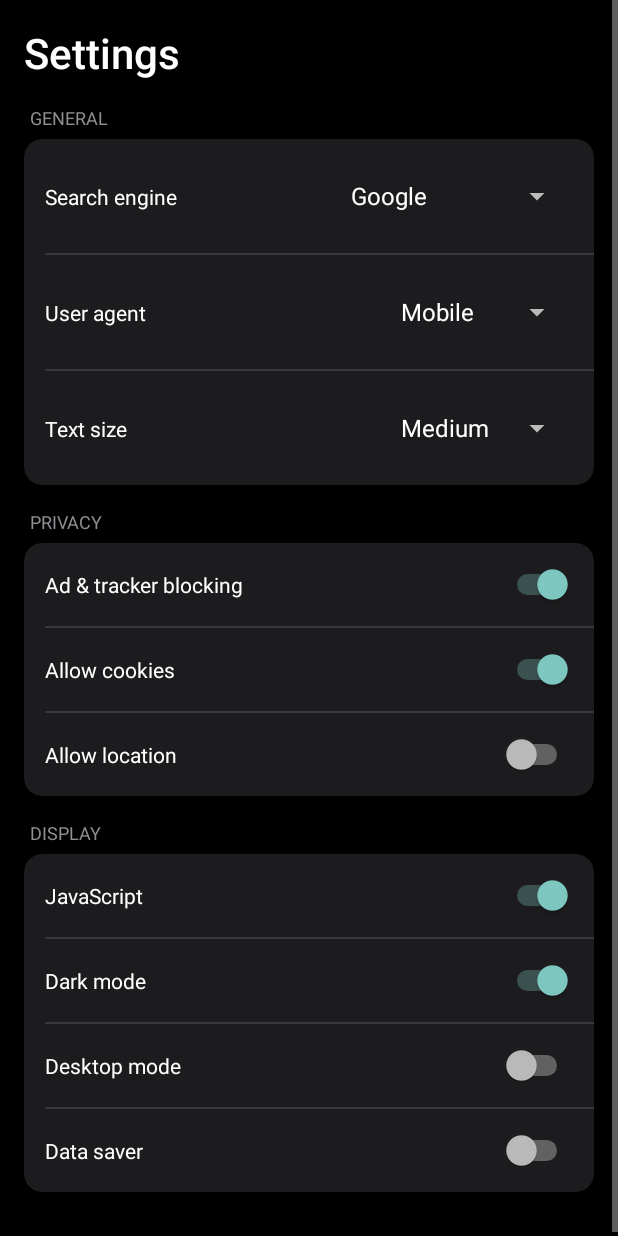
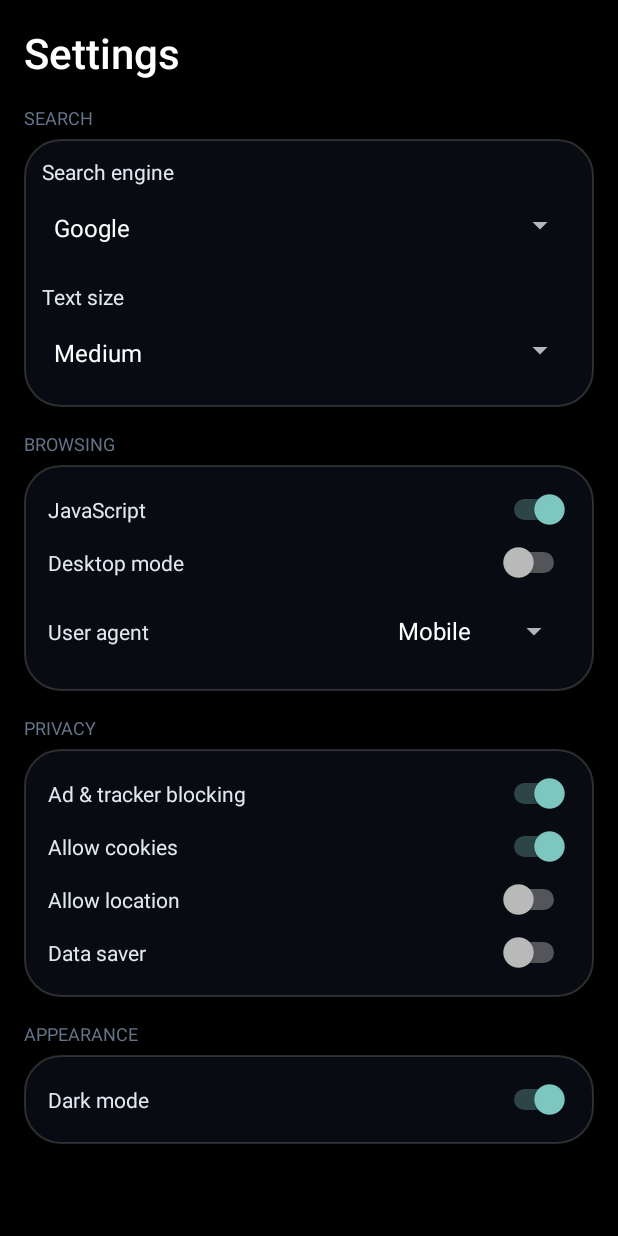
Before and after one commit to Rezerox39/ascii-tab-browser, an Android app: the SettingsActivity screen opened directly, with no data from a screen before it, on a phone screen of 412 x 824 dp. Run offline under Robolectric (Android 15) with nearby library versions, the phone set to English and light mode, and no system bars.

Commit message:
Safari-grade settings: grouped sections

```diff
--- a/app/src/main/java/com/abhi/asciitab/MainActivity.kt
+++ b/app/src/main/java/com/abhi/asciitab/MainActivity.kt
@@ -237,12 +237,14 @@ class MainActivity : AppCompatActivity() {
     }
 
     private fun closeTab(tab: Tab) {
-        tabs.remove(tab)
         if (tab.incognito) {
             android.webkit.CookieManager.getInstance().removeAllCookies(null)
             tab.webView.clearCache(true)
             tab.webView.clearHistory()
         }
+        container.removeView(tab.webView)
+        tabs.remove(tab)
+        tab.webView.stopLoading()
         tab.webView.destroy()
         if (tabs.isEmpty()) openNewTab()
         else switchToTab(tabs.last())
--- a/app/src/main/java/com/abhi/asciitab/TabsActivity.kt
+++ b/app/src/main/java/com/abhi/asciitab/TabsActivity.kt
@@ -18,10 +18,14 @@ class TabsActivity : AppCompatActivity() {
             startActivity(Intent(this, MainActivity::class.java).addFlags(Intent.FLAG_ACTIVITY_CLEAR_TOP or Intent.FLAG_ACTIVITY_SINGLE_TOP))
             finish()
         }, { tab ->
+            if (TabManager.activeTabId == tab.id) {
+                TabManager.activeTabId = TabManager.tabs.lastOrNull { it.id != tab.id }?.id
+            }
             TabManager.tabs.remove(tab)
+            tab.webView.stopLoading()
             tab.webView.destroy()
             if (TabManager.tabs.isEmpty()) {
-                // ensure at least one tab
+                // MainActivity will recreate a tab when resumed
             }
             (rv.adapter as? TabAdapter)?.notifyDataSetChanged()
         })
--- a/app/src/main/res/layout/activity_settings.xml
+++ b/app/src/main/res/layout/activity_settings.xml
@@ -1,144 +1,76 @@
 <?xml version="1.0" encoding="utf-8"?>
 <ScrollView xmlns:android="http://schemas.android.com/apk/res/android"
-    xmlns:app="http://schemas.android.com/apk/res-auto"
     android:layout_width="match_parent"
     android:layout_height="match_parent"
     android:background="#000000">
-
     <LinearLayout
         android:layout_width="match_parent"
         android:layout_height="wrap_content"
         android:orientation="vertical"
         android:padding="16dp">
 
-        <TextView
-            android:layout_width="wrap_content"
-            android:layout_height="wrap_content"
-            android:text="Settings"
-            android:textColor="#FFFFFF"
-            android:textSize="28sp"
-            android:fontFamily="sans-serif-medium"
-            android:paddingBottom="16dp" />
+        <TextView android:layout_width="wrap_content" android:layout_height="wrap_content"
+            android:text="Settings" android:textColor="#FFFFFF" android:textSize="28sp"
+            android:fontFamily="sans-serif-medium" android:paddingBottom="16dp"/>
 
-        <!-- General -->
-        <TextView android:layout_width="wrap_content" android:layout_height="wrap_content"
-            android:text="GENERAL" android:textColor="#8E8E93" android:textSize="12sp"
-            android:paddingStart="4dp" android:paddingBottom="6dp" />
+        <TextView android:text="SEARCH" android:textColor="#64748B" android:textSize="12sp"
+            android:layout_width="wrap_content" android:layout_height="wrap_content" android:paddingBottom="6dp"/>
+        <LinearLayout android:layout_width="match_parent" android:layout_height="wrap_content"
+            android:orientation="vertical" android:background="@drawable/bg_glass_dialog" android:padding="12dp">
+            <TextView android:text="Search engine" android:textColor="#E2E8F0" android:layout_width="wrap_content" android:layout_height="wrap_content"/>
+            <Spinner android:id="@+id/spinnerSearch" android:layout_width="match_parent" android:layout_height="wrap_content" android:paddingTop="4dp"/>
+            <TextView android:text="Text size" android:textColor="#E2E8F0" android:layout_width="wrap_content" android:layout_height="wrap_content" android:paddingTop="12dp"/>
+            <Spinner android:id="@+id/spinnerText" android:layout_width="match_parent" android:layout_height="wrap_content" android:paddingTop="4dp"/>
+        </LinearLayout>
 
-        <androidx.cardview.widget.CardView
-            android:layout_width="match_parent"
-            android:layout_height="wrap_content"
-            app:cardBackgroundColor="#1C1C1E"
-            app:cardCornerRadius="12dp"
-            app:cardElevation="0dp"
-            android:layout_marginBottom="16dp">
-            <LinearLayout
-                android:layout_width="match_parent"
-                android:layout_height="wrap_content"
-                android:orientation="vertical">
+        <TextView android:text="BROWSING" android:textColor="#64748B" android:textSize="12sp"
+            android:layout_width="wrap_content" android:layout_height="wrap_content" android:paddingTop="16dp" android:paddingBottom="6dp"/>
+        <LinearLayout android:layout_width="match_parent" android:layout_height="wrap_content"
+            android:orientation="vertical" android:background="@drawable/bg_glass_dialog" android:padding="12dp">
+            <LinearLayout android:layout_width="match_parent" android:layout_height="wrap_content" android:orientation="horizontal" android:padding="4dp">
+                <TextView android:layout_width="0dp" android:layout_height="wrap_content" android:layout_weight="1" android:text="JavaScript" android:textColor="#E2E8F0"/>
+                <Switch android:id="@+id/switchJs" android:layout_width="wrap_content" android:layout_height="wrap_content"/>
+            </LinearLayout>
+            <LinearLayout android:layout_width="match_parent" android:layout_height="wrap_content" android:orientation="horizontal" android:padding="4dp">
+                <TextView android:layout_width="0dp" android:layout_height="wrap_content" android:layout_weight="1" android:text="Desktop mode" android:textColor="#E2E8F0"/>
+                <Switch android:id="@+id/switchDesktop" android:layout_width="wrap_content" android:layout_height="wrap_content"/>
+            </LinearLayout>
+            <LinearLayout android:layout_width="match_parent" android:layout_height="wrap_content" android:orientation="horizontal" android:padding="4dp">
+                <TextView android:layout_width="0dp" android:layout_height="wrap_content" android:layout_weight="1" android:text="User agent" android:textColor="#E2E8F0"/>
+                <Spinner android:id="@+id/spinnerUA" android:layout_width="wrap_content" android:layout_height="wrap_content"/>
+            </LinearLayout>
+        </LinearLayout>
 
-                <LinearLayout android:layout_width="match_parent" android:layout_height="wrap_content" android:orientation="horizontal" android:padding="14dp">
-                    <TextView android:layout_width="0dp" android:layout_height="wrap_content" android:layout_weight="1" android:text="Search engine" android:textColor="#FFFFFF" />
-                    <Spinner android:id="@+id/spinnerSearch" android:layout_width="wrap_content" android:layout_height="wrap_content" />
-                </LinearLayout>
+        <TextView android:text="PRIVACY" android:textColor="#64748B" android:textSize="12sp"
+            android:layout_width="wrap_content" android:layout_height="wrap_content" android:paddingTop="16dp" android:paddingBottom="6dp"/>
+        <LinearLayout android:layout_width="match_parent" android:layout_height="wrap_content"
+            android:orientation="vertical" android:background="@drawable/bg_glass_dialog" android:padding="12dp">
+            <LinearLayout android:layout_width="match_parent" android:layout_height="wrap_content" android:orientation="horizontal" android:padding="4dp">
+                <TextView android:layout_width="0dp" android:layout_height="wrap_content" android:layout_weight="1" android:text="Ad &amp; tracker blocking" android:textColor="#E2E8F0"/>
+                <Switch android:id="@+id/switchAdblock" android:layout_width="wrap_content" android:layout_height="wrap_content"/>
+            </LinearLayout>
+            <LinearLayout android:layout_width="match_parent" android:layout_height="wrap_content" android:orientation="horizontal" android:padding="4dp">
+                <TextView android:layout_width="0dp" android:layout_height="wrap_content" android:layout_weight="1" android:text="Allow cookies" android:textColor="#E2E8F0"/>
+                <Switch android:id="@+id/switchCookies" android:layout_width="wrap_content" android:layout_height="wrap_content"/>
+            </LinearLayout>
+            <LinearLayout android:layout_width="match_parent" android:layout_height="wrap_content" android:orientation="horizontal" android:padding="4dp">
+                <TextView android:layout_width="0dp" android:layout_height="wrap_content" android:layout_weight="1" android:text="Allow location" android:textColor="#E2E8F0"/>
+                <Switch android:id="@+id/switchLocation" android:layout_width="wrap_content" android:layout_height="wrap_content"/>
+            </LinearLayout>
+            <LinearLayout android:layout_width="match_parent" android:layout_height="wrap_content" android:orientation="horizontal" android:padding="4dp">
+                <TextView android:layout_width="0dp" android:layout_height="wrap_content" android:layout_weight="1" android:text="Data saver" android:textColor="#E2E8F0"/>
+                <Switch android:id="@+id/switchDataSaver" android:layout_width="wrap_content" android:layout_height="wrap_content"/>
+            </LinearLayout>
+        </LinearLayout>
 
-                <View android:layout_width="match_parent" android:layout_height="1dp" android:background="#38383A" android:layout_marginStart="14dp" />
-
-                <LinearLayout android:layout_width="match_parent" android:layout_height="wrap_content" android:orientation="horizontal" android:padding="14dp">
-                    <TextView android:layout_width="0dp" android:layout_height="wrap_content" android:layout_weight="1" android:text="User agent" android:textColor="#FFFFFF" />
-                    <Spinner android:id="@+id/spinnerUA" android:layout_width="wrap_content" android:layout_height="wrap_content" />
-                </LinearLayout>
-
-                <View android:layout_width="match_parent" android:layout_height="1dp" android:background="#38383A" android:layout_marginStart="14dp" />
-
-                <LinearLayout android:layout_width="match_parent" android:layout_height="wrap_content" android:orientation="horizontal" android:padding="14dp">
-                    <TextView android:layout_width="0dp" android:layout_height="wrap_content" android:layout_weight="1" android:text="Text size" android:textColor="#FFFFFF" />
-                    <Spinner android:id="@+id/spinnerText" android:layout_width="wrap_content" android:layout_height="wrap_content" />
-                </LinearLayout>
+        <TextView android:text="APPEARANCE" android:textColor="#64748B" android:textSize="12sp"
+            android:layout_width="wrap_content" android:layout_height="wrap_content" android:paddingTop="16dp" android:paddingBottom="6dp"/>
+        <LinearLayout android:layout_width="match_parent" android:layout_height="wrap_content"
+            android:orientation="vertical" android:background="@drawable/bg_glass_dialog" android:padding="12dp">
+            <LinearLayout android:layout_width="match_parent" android:layout_height="wrap_content" android:orientation="horizontal" android:padding="4dp">
+                <TextView android:layout_width="0dp" android:layout_height="wrap_content" android:layout_weight="1" android:text="Dark mode" android:textColor="#E2E8F0"/>
+                <Switch android:id="@+id/switchNight" android:layout_width="wrap_content" android:layout_height="wrap_content"/>
             </LinearLayout>
-        </androidx.cardview.widget.CardView>
-
-        <!-- Privacy -->
-        <TextView android:layout_width="wrap_content" android:layout_height="wrap_content"
-            android:text="PRIVACY" android:textColor="#8E8E93" android:textSize="12sp"
-            android:paddingStart="4dp" android:paddingBottom="6dp" />
-
-        <androidx.cardview.widget.CardView
-            android:layout_width="match_parent"
-            android:layout_height="wrap_content"
-            app:cardBackgroundColor="#1C1C1E"
-            app:cardCornerRadius="12dp"
-            app:cardElevation="0dp"
-            android:layout_marginBottom="16dp">
-            <LinearLayout
-                android:layout_width="match_parent"
-                android:layout_height="wrap_content"
-                android:orientation="vertical">
-
-                <LinearLayout android:layout_width="match_parent" android:layout_height="wrap_content" android:orientation="horizontal" android:padding="14dp">
-                    <TextView android:layout_width="0dp" android:layout_height="wrap_content" android:layout_weight="1" android:text="Ad &amp; tracker blocking" android:textColor="#FFFFFF" />
-                    <Switch android:id="@+id/switchAdblock" android:layout_width="wrap_content" android:layout_height="wrap_content" />
-                </LinearLayout>
-
-                <View android:layout_width="match_parent" android:layout_height="1dp" android:background="#38383A" android:layout_marginStart="14dp" />
-
-                <LinearLayout android:layout_width="match_parent" android:layout_height="wrap_content" android:orientation="horizontal" android:padding="14dp">
-                    <TextView android:layout_width="0dp" android:layout_height="wrap_content" android:layout_weight="1" android:text="Allow cookies" android:textColor="#FFFFFF" />
-                    <Switch android:id="@+id/switchCookies" android:layout_width="wrap_content" android:layout_height="wrap_content" />
-                </LinearLayout>
-
-                <View android:layout_width="match_parent" android:layout_height="1dp" android:background="#38383A" android:layout_marginStart="14dp" />
-
-                <LinearLayout android:layout_width="match_parent" android:layout_height="wrap_content" android:orientation="horizontal" android:padding="14dp">
-                    <TextView android:layout_width="0dp" android:layout_height="wrap_content" android:layout_weight="1" android:text="Allow location" android:textColor="#FFFFFF" />
-                    <Switch android:id="@+id/switchLocation" android:layout_width="wrap_content" android:layout_height="wrap_content" />
-                </LinearLayout>
-            </LinearLayout>
-        </androidx.cardview.widget.CardView>
-
-        <!-- Display -->
-        <TextView android:layout_width="wrap_content" android:layout_height="wrap_content"
-            android:text="DISPLAY" android:textColor="#8E8E93" android:textSize="12sp"
-            android:paddingStart="4dp" android:paddingBottom="6dp" />
-
-        <androidx.cardview.widget.CardView
-            android:layout_width="match_parent"
-            android:layout_height="wrap_content"
-            app:cardBackgroundColor="#1C1C1E"
-            app:cardCornerRadius="12dp"
-            app:cardElevation="0dp"
-            android:layout_marginBottom="16dp">
-            <LinearLayout
-                android:layout_width="match_parent"
-                android:layout_height="wrap_content"
-                android:orientation="vertical">
-
-                <LinearLayout android:layout_width="match_parent" android:layout_height="wrap_content" android:orientation="horizontal" android:padding="14dp">
-                    <TextView android:layout_width="0dp" android:layout_height="wrap_content" android:layout_weight="1" android:text="JavaScript" android:textColor="#FFFFFF" />
-                    <Switch android:id="@+id/switchJs" android:layout_width="wrap_content" android:layout_height="wrap_content" />
-                </LinearLayout>
-
-                <View android:layout_width="match_parent" android:layout_height="1dp" android:background="#38383A" android:layout_marginStart="14dp" />
-
-                <LinearLayout android:layout_width="match_parent" android:layout_height="wrap_content" android:orientation="horizontal" android:padding="14dp">
-                    <TextView android:layout_width="0dp" android:layout_height="wrap_content" android:layout_weight="1" android:text="Dark mode" android:textColor="#FFFFFF" />
-                    <Switch android:id="@+id/switchNight" android:layout_width="wrap_content" android:layout_height="wrap_content" />
-                </LinearLayout>
-
-                <View android:layout_width="match_parent" android:layout_height="1dp" android:background="#38383A" android:layout_marginStart="14dp" />
-
-                <LinearLayout android:layout_width="match_parent" android:layout_height="wrap_content" android:orientation="horizontal" android:padding="14dp">
-                    <TextView android:layout_width="0dp" android:layout_height="wrap_content" android:layout_weight="1" android:text="Desktop mode" android:textColor="#FFFFFF" />
-                    <Switch android:id="@+id/switchDesktop" android:layout_width="wrap_content" android:layout_height="wrap_content" />
-                </LinearLayout>
-
-                <View android:layout_width="match_parent" android:layout_height="1dp" android:background="#38383A" android:layout_marginStart="14dp" />
-
-                <LinearLayout android:layout_width="match_parent" android:layout_height="wrap_content" android:orientation="horizontal" android:padding="14dp">
-                    <TextView android:layout_width="0dp" android:layout_height="wrap_content" android:layout_weight="1" android:text="Data saver" android:textColor="#FFFFFF" />
-                    <Switch android:id="@+id/switchDataSaver" android:layout_width="wrap_content" android:layout_height="wrap_content" />
-                </LinearLayout>
-            </LinearLayout>
-        </androidx.cardview.widget.CardView>
+        </LinearLayout>
     </LinearLayout>
 </ScrollView>
```
